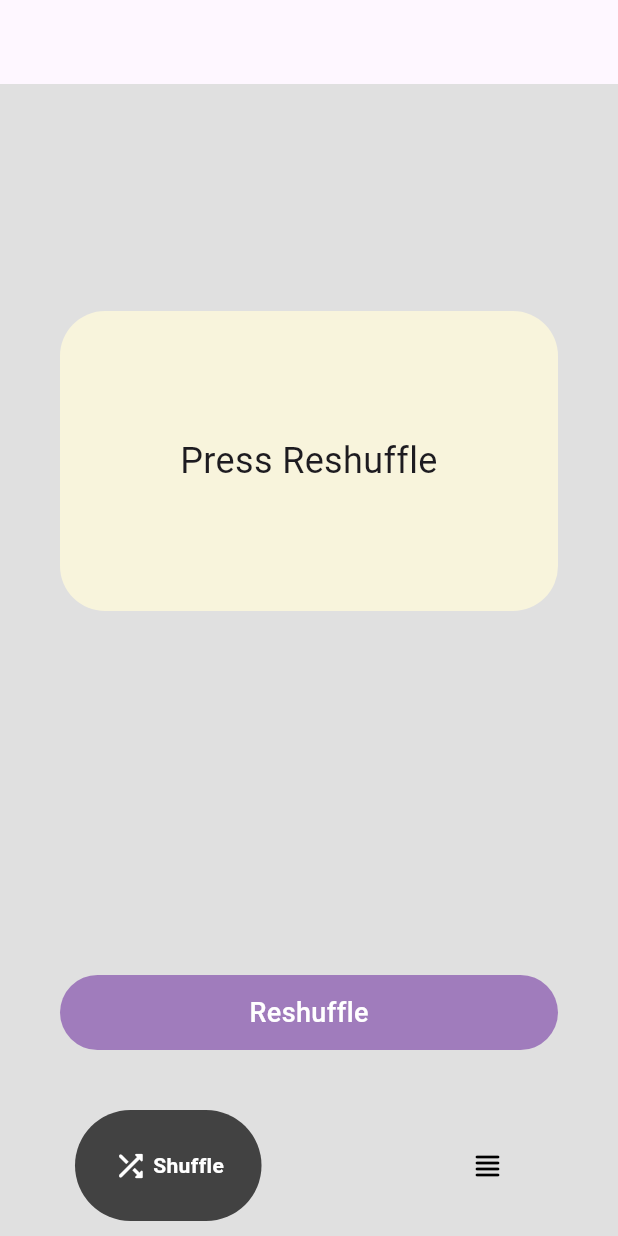
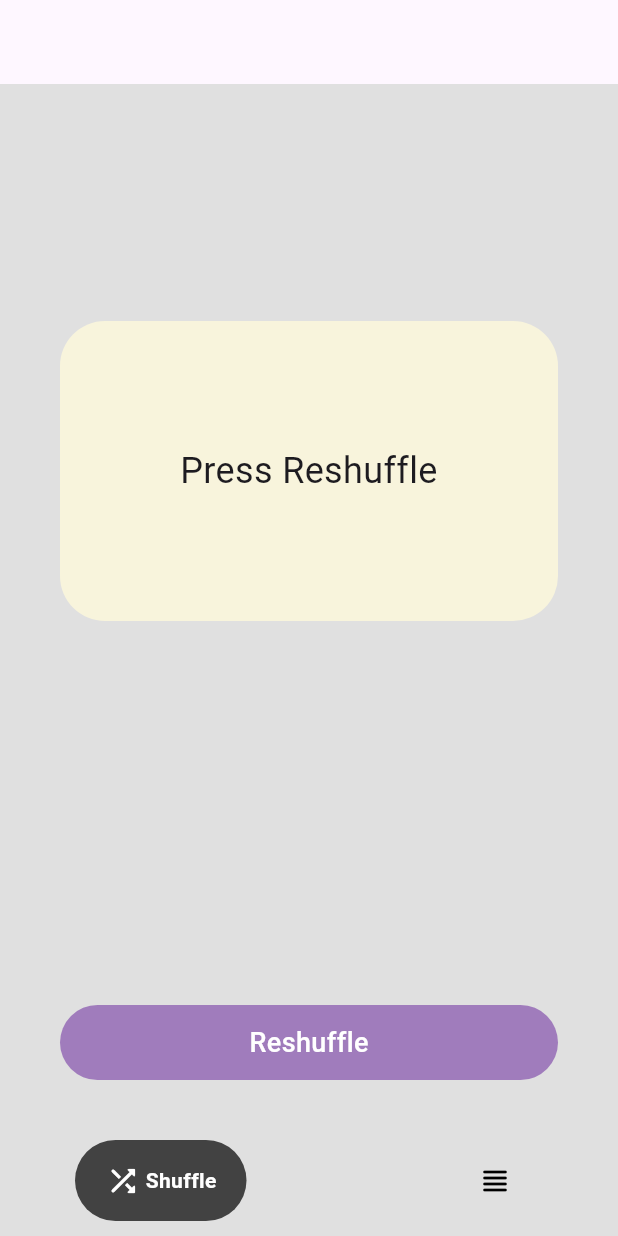
Before and after one commit to AnJasid/sports_picker, a Flutter app: the BottomNavBar screen opened directly, on a phone screen of 412 x 824 dp. Run offline on Flutter 3.47's test engine with Material 3 defaults, Android fonts, the light colour scheme and no system bars; drawn by our look-alikes of google_nav_bar.

Commit message:
update for bottom nav bar

```diff
--- a/lib/components/bottom_nav_bar.dart
+++ b/lib/components/bottom_nav_bar.dart
@@ -38,6 +38,7 @@ class _BottomNavBarState extends State<BottomNavBar> {
             vertical: 10,
           ),
           child: GNav(
+            padding: const EdgeInsets.symmetric(horizontal: 20, vertical: 15),
             onTabChange: onTabTapped,
             // backgroundColor: Colors.black,
             color: Colors.black,
```
